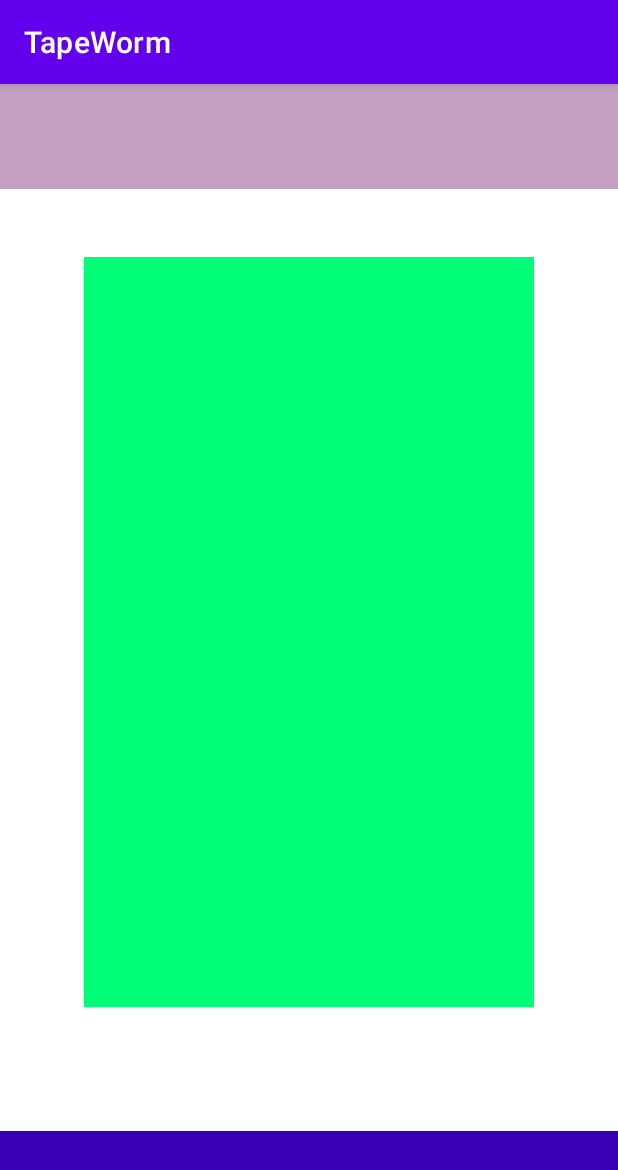
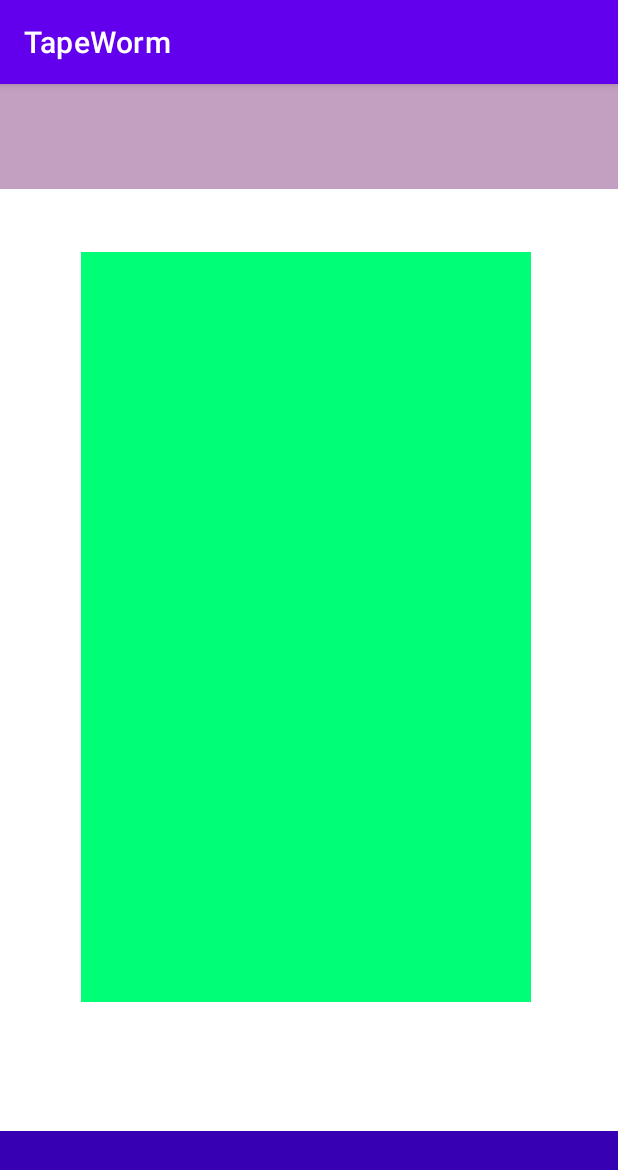
Before and after one commit to DmitryKravtsov/TapeWorm, an Android app: the screen it shows after launch (MainActivity), on a phone screen of 412 x 824 dp. Shown: the top 1170 px of the screen. Run offline under Robolectric (Android 15) with nearby library versions, the phone set to English and light mode, and no system bars.

Commit message:
Added dimen.xml. Using R.color. Margines - multiple of 4

```diff
--- a/app/src/main/res/layout/activity_main.xml
+++ b/app/src/main/res/layout/activity_main.xml
@@ -7,14 +7,14 @@
     tools:context=".MainActivity">
 
     <LinearLayout
-        android:layout_width="300dp"
+        android:layout_width="@dimen/main_screen.menu.width"
         android:layout_height="500dp"
         android:layout_alignParentStart="true"
         android:layout_alignParentEnd="true"
-        android:layout_marginStart="55dp"
-        android:layout_marginTop="115dp"
+        android:layout_marginStart="52dp"
+        android:layout_marginTop="112dp"
         android:layout_marginEnd="56dp"
-        android:background="#00FF77"
+        android:background="@color/menu_background"
         android:orientation="vertical"
         app:layout_constraintEnd_toEndOf="parent"
         app:layout_constraintStart_toStartOf="parent"
--- a/app/src/main/res/values/colors.xml
+++ b/app/src/main/res/values/colors.xml
@@ -7,4 +7,5 @@
     <color name="teal_700">#FF018786</color>
     <color name="black">#FF000000</color>
     <color name="white">#FFFFFFFF</color>
+    <color name="menu_background">#00FF77</color>
 </resources>
--- /dev/null
+++ b/app/src/main/res/values/dimens.xml
@@ -0,0 +1,4 @@
+<?xml version="1.0" encoding="utf-8"?>
+<resources>
+    <dimen name="main_screen.menu.width">300dp</dimen>
+</resources>
```
